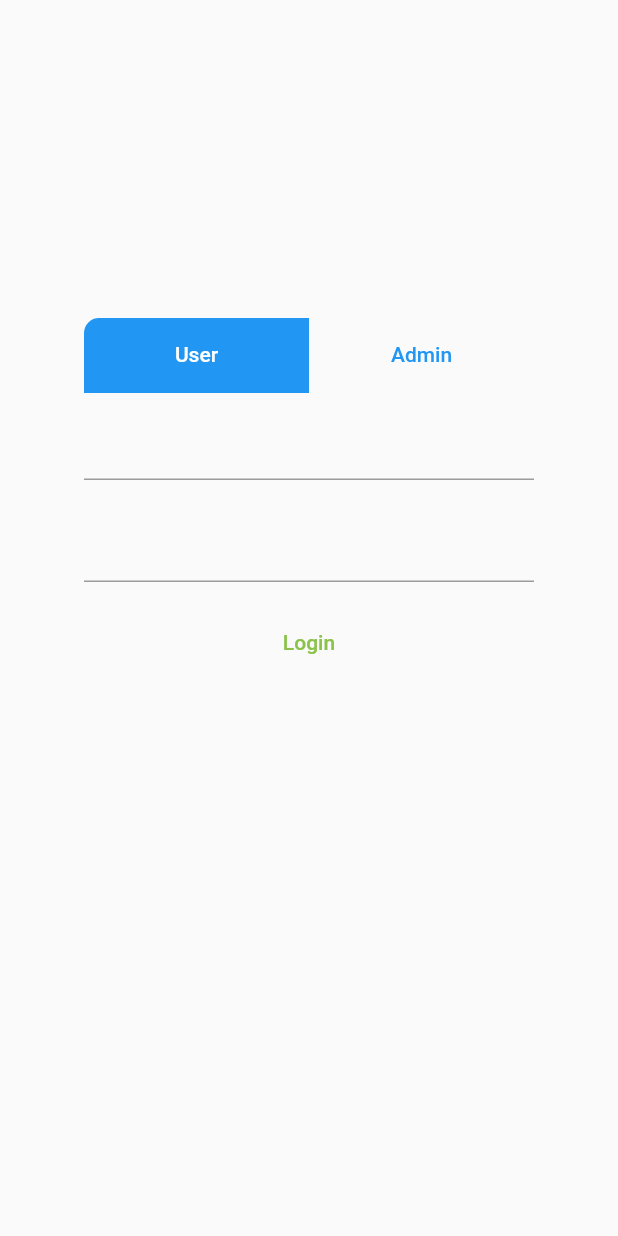
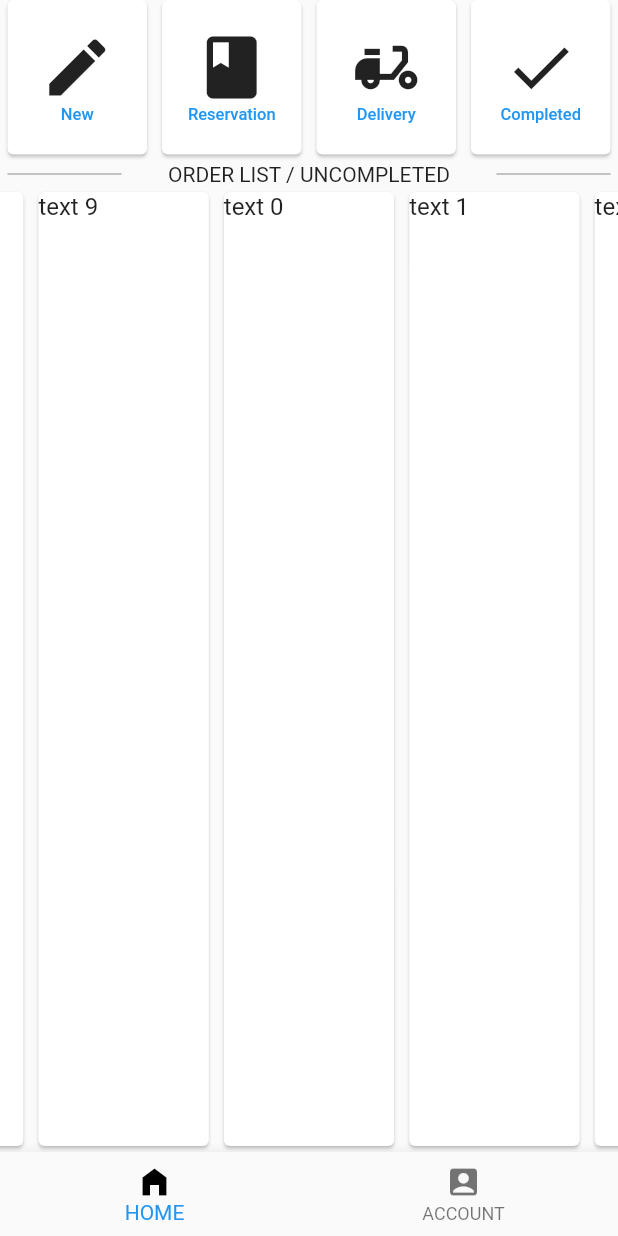
Before and after one commit to dominus10/pos_ter, a Flutter app: the screen it shows after launch, on a phone screen of 412 x 824 dp. Run offline on Flutter 3.47's test engine with Material 2 defaults, Android fonts, the light colour scheme and no system bars; drawn by our look-alikes of carousel_slider; our stand-ins replace shelf; missing offline and left inert: dart_jsonwebtoken, shelf_router.

Commit message:
ui overhaul

```diff
--- a/lib/main.dart
+++ b/lib/main.dart
@@ -1,21 +1,36 @@
 import 'package:flutter/material.dart';
+import 'package:flutter/services.dart';
 import 'package:pos_ter/routes/nav_routes.dart';
 
 void main() async {
   WidgetsFlutterBinding.ensureInitialized();
   // var box = await Hive.openBox('test');
+  SystemChrome.setEnabledSystemUIMode(SystemUiMode.leanBack);
   runApp(const MyApp());
 }
 
 class MyApp extends StatelessWidget {
   const MyApp({Key? key}) : super(key: key);
+  static MaterialColor minimalBlack =
+      const MaterialColor(0xFFFFFFFF, <int, Color>{
+    50: Color.fromARGB(1, 0, 0, 0),
+    100: Color.fromARGB(1, 0, 0, 0),
+    200: Color.fromARGB(1, 0, 0, 0),
+    300: Color.fromARGB(1, 0, 0, 0),
+    400: Color.fromARGB(1, 0, 0, 0),
+    500: Color.fromARGB(1, 0, 0, 0),
+    600: Color.fromARGB(1, 0, 0, 0),
+    700: Color.fromARGB(1, 0, 0, 0),
+    800: Color.fromARGB(1, 0, 0, 0),
+    900: Color.fromARGB(1, 0, 0, 0),
+  });
   @override
   Widget build(BuildContext context) {
     return MaterialApp(
       title: 'Flutter Demo',
       debugShowCheckedModeBanner: false,
       theme: ThemeData(
-        primarySwatch: Colors.lightGreen,
+        primarySwatch: Colors.blue,
       ),
       routes: routes(),
     );
--- a/lib/routes/nav_routes.dart
+++ b/lib/routes/nav_routes.dart
@@ -1,12 +1,9 @@
 import 'package:flutter/material.dart';
-import 'package:pos_ter/view/login.dart';
 import 'package:pos_ter/view/main_screen.dart';
 
 Map<String, WidgetBuilder> routes() {
   return {
-    '/': (context) => const Login(
-          title: '',
-        ),
-    '/main': (context) => const MainScreenUser(),
+    '/': (context) => const MainScreen(),
+    '/main': (context) => const MainScreen(),
   };
 }
--- a/lib/view/login.dart
+++ /dev/null
@@ -1,118 +0,0 @@
-import 'package:flutter/material.dart';
-
-class Login extends StatefulWidget {
-  final String title;
-  const Login({Key? key, required this.title}) : super(key: key);
-
-  @override
-  State<Login> createState() => _Login();
-}
-
-class _Login extends State<Login> with TickerProviderStateMixin {
-  final int _tabLength = 2;
-  int _selectedTab = 0;
-  late TabController _tabController;
-  final TextEditingController _textController =  TextEditingController();
-  final TextEditingController _passwordController =  TextEditingController();
-
-  @override
-  void initState() {
-    super.initState;
-    _tabController = TabController(length: _tabLength, vsync: this);
-    _tabController.addListener(() {
-      _selectedTab = _tabController.index;
-    });
-  }
-
-  @override
-  void dispose() {
-    super.dispose();
-    _tabController.dispose();
-  }
-
-  @override
-  Widget build(BuildContext context) {
-    return Scaffold(
-      body: Center(
-        child: Container(
-          height: 400,
-          width: 300,
-          decoration: BoxDecoration(
-            borderRadius: BorderRadius.circular(10),
-          ),
-          child: Column(
-            children: <Widget>[
-              Container(
-                height: 50,
-                width: 300,
-                decoration: BoxDecoration(
-                  borderRadius: BorderRadius.circular(10),
-                ),
-                child: DefaultTabController(
-                  length: _tabLength,
-                  child: TabBar(
-                    controller: _tabController,
-                    onTap: (tabIdx) {
-                      setState(() {
-                        _selectedTab = _tabController.index;
-                      });
-                    },
-                    indicator: BoxDecoration(
-                        color: Colors.blue,
-                        borderRadius: BorderRadius.only(
-                            topLeft: _tabController.index == 0
-                                ? const Radius.circular(10)
-                                : const Radius.circular(0),
-                            topRight: _tabController.index == 0
-                                ? const Radius.circular(0)
-                                : const Radius.circular(10))),
-                    unselectedLabelColor: Colors.blue,
-                    labelColor: Colors.white,
-                    splashBorderRadius: BorderRadius.only(
-                        topLeft: _tabController.index == 0
-                            ? const Radius.circular(0)
-                            : const Radius.circular(10),
-                        topRight: _tabController.index == 0
-                            ? const Radius.circular(10)
-                            : const Radius.circular(0)),
-                    tabs: const [
-                      Tab(
-                        child: Text(
-                          'User',
-                        ),
-                      ),
-                      Tab(
-                        child: Text(
-                          'Admin',
-                        ),
-                      )
-                    ],
-                  ),
-                ),
-              ),
-              SizedBox(
-                height: 300,
-                child: TabBarView(
-                  physics: const NeverScrollableScrollPhysics(),
-                  controller: _tabController,
-                  children: [
-                    SizedBox(
-                      child: Column(children: [
-                        Padding(padding: const EdgeInsets.symmetric(vertical: 10),child: TextField(controller: _textController,),),
-                        Padding(padding: const EdgeInsets.symmetric(vertical: 10),child: TextField(controller: _passwordController,obscureText: true,),),
-                        SizedBox(width: double.infinity, height: 60,child: TextButton(onPressed: (){Navigator.of(context).pushReplacementNamed('/main');}, child: const Text('Login'),),),
-                      ]),
-                    ),
-                    SizedBox(
-                      child: Column(children: [Text(_selectedTab.toString())]),
-                    )
-                  ],
-                ),
-              ),
-            ],
-          ),
-        ),
-      ),
-    );
-  }
-}
--- a/lib/view/main_screen.dart
+++ b/lib/view/main_screen.dart
@@ -1,61 +1,36 @@
 import 'package:flutter/material.dart';
-import 'package:pos_ter/view/main_screen_0.dart';
+import 'package:pos_ter/view/main_screen_home.dart';
 
-class MainScreenUser extends StatefulWidget {
-  const MainScreenUser({Key? key}) : super(key: key);
-
-  @override
-  State<MainScreenUser> createState() => _MainScreenUserState();
-}
-
-class _MainScreenUserState extends State<MainScreenUser> {
-  int _selectedIndex = 0;
-
-  @override
-  void initState() {
-    super.initState();
-  }
-
-  void _handleSelectedIndex(int index) {
-    setState(() {
-      _selectedIndex = index;
-    });
-  }
+class MainScreen extends StatelessWidget {
+  const MainScreen({Key? key}) : super(key: key);
 
   @override
   Widget build(BuildContext context) {
-    final List<Widget> screens = [
-      MainScreen0(context: context),
-      Container(
-        width: MediaQuery.of(context).size.width,
-      ),
-      Container(
-        width: MediaQuery.of(context).size.width,
-      )
+    int selectedIndex = 0;
+    List widgetList = [
+      const MainScreenHome(),
+      Container(),
+      Container(),
     ];
 
+    void btmNavTap(int index) {
+      selectedIndex = index;
+    }
+
     return Scaffold(
-      body: SafeArea(
-        child: Padding(
-          padding: const EdgeInsets.all(5),
-          child: SingleChildScrollView(
-            child: screens.elementAt(_selectedIndex),
+      body: widgetList.elementAt(selectedIndex),
+      bottomNavigationBar: BottomNavigationBar(onTap: btmNavTap, items: const [
+        BottomNavigationBarItem(
+          icon: Icon(Icons.home_filled),
+          activeIcon: Icon(
+            Icons.home_filled,
+            color: Colors.black,
           ),
+          label: 'HOME',
         ),
-      ),
-      bottomNavigationBar: BottomNavigationBar(
-        currentIndex: _selectedIndex,
-        onTap: _handleSelectedIndex,
-        items: const [
-          BottomNavigationBarItem(
-            icon: Icon(Icons.home),
-            label: 'Home',
-          ),
-          BottomNavigationBarItem(icon: Icon(Icons.list), label: 'Order'),
-          BottomNavigationBarItem(
-              icon: Icon(Icons.attach_money_outlined), label: 'Payment'),
-        ],
-      ),
+        BottomNavigationBarItem(
+            icon: Icon(Icons.account_box), label: 'ACCOUNT'),
+      ]),
     );
   }
 }
--- /dev/null
+++ b/lib/view/main_screen_home.dart
@@ -0,0 +1,145 @@
+import 'package:carousel_slider/carousel_slider.dart';
+import 'package:flutter/material.dart';
+import 'package:flutter/services.dart';
+
+class MainScreenHome extends StatelessWidget {
+  const MainScreenHome({Key? key}) : super(key: key);
+
+  @override
+  Widget build(BuildContext context) {
+    SystemChrome.setEnabledSystemUIMode(SystemUiMode.immersiveSticky);
+    int topSliverGridLength = 4;
+    double fontSize(context) {
+      return MediaQuery.of(context).size.width * 0.014;
+    }
+
+    List<List<dynamic>> orderText = [
+      [Icons.create, 'New'],
+      [Icons.book, 'Reservation'],
+      [Icons.delivery_dining, 'Delivery'],
+      [Icons.check, 'Completed']
+    ];
+
+    return CustomScrollView(
+      physics: const NeverScrollableScrollPhysics(),
+      slivers: [
+        SliverGrid(
+          delegate: SliverChildBuilderDelegate((context, index) {
+            return Card(
+              margin: const EdgeInsets.symmetric(vertical: 0, horizontal: 5),
+              child: MaterialButton(
+                onPressed: () {},
+                child: Column(
+                  mainAxisAlignment: MainAxisAlignment.center,
+                  crossAxisAlignment: CrossAxisAlignment.center,
+                  children: [
+                    Icon(
+                      orderText[index][0],
+                      size: MediaQuery.of(context).size.width >
+                              MediaQuery.of(context).size.height
+                          ? MediaQuery.of(context).size.width * 0.08
+                          : 50,
+                    ),
+                    Text(
+                      orderText[index][1],
+                      style: TextStyle(
+                        color: Colors.blue,
+                        fontSize:
+                            fontSize(context) < 11 ? 11 : fontSize(context),
+                      ),
+                    ),
+                  ],
+                ),
+              ),
+            );
+          }, childCount: topSliverGridLength),
+          gridDelegate: SliverGridDelegateWithFixedCrossAxisCount(
+            crossAxisCount: 4,
+            childAspectRatio: MediaQuery.of(context).size.width >
+                    MediaQuery.of(context).size.height
+                ? 1.7
+                : 1,
+          ),
+        ),
+        SliverList(
+          delegate: SliverChildBuilderDelegate((context, index) {
+            return Padding(
+              padding: const EdgeInsets.only(left: 5, right: 5, top: 5),
+              child: Stack(
+                alignment: Alignment.center,
+                children: [
+                  Divider(
+                    color: Colors.grey[500],
+                    thickness: 0.8,
+                  ),
+                  Container(
+                    color: Colors.grey[50],
+                    width: 250,
+                    height: 10,
+                  ),
+                  const Text('ORDER LIST / UNCOMPLETED'),
+                ],
+              ),
+            );
+          }, childCount: 1),
+        ),
+        SliverFillRemaining(
+          child: CarouselSlider(
+            items: List.generate(10, (index) => index++).map((i) {
+              return Builder(
+                builder: (BuildContext context) {
+                  return Container(
+                    width: MediaQuery.of(context).size.width,
+                    margin: const EdgeInsets.symmetric(horizontal: 1.0),
+                    child: Card(
+                      child: Text(
+                        'text $i',
+                        style: const TextStyle(fontSize: 16.0),
+                      ),
+                    ),
+                  );
+                },
+              );
+            }).toList(),
+            options: CarouselOptions(
+                height: MediaQuery.of(context).size.height,
+                viewportFraction: 0.3),
+          ),
+        ),
+        // SliverGrid(
+        //   delegate: SliverChildBuilderDelegate((context, index) {
+        //     return Card(
+        //       child: Container(
+        //         color: Colors.blue[100 * (index % 9 + 1)],
+        //         alignment: Alignment.center,
+        //         child: Text(
+        //           "Item $index",
+        //           style: const TextStyle(fontSize: 30),
+        //         ),
+        //       ),
+        //     );
+        //   }, childCount: midSliverGridLength),
+        //   gridDelegate: SliverGridDelegateWithFixedCrossAxisCount(
+        //     crossAxisCount: 3,
+        //     childAspectRatio: childAspectRatio(context),
+        //   ),
+        // ),
+        // SliverList(
+        //   delegate: SliverChildBuilderDelegate((context, index) {
+        //     return Card(
+        //       child: Container(
+        //         color: Colors.blue[100 * (index % 9 + 1)],
+        //         height: 80,
+        //         alignment: Alignment.center,
+        //         child: Text(
+        //           "Item $index",
+        //           style: const TextStyle(fontSize: 30),
+        //         ),
+        //       ),
+        //     );
+        //   }, childCount: 10),
+        // ),
+      ],
+    );
+  }
+}
--- a/pubspec.yaml
+++ b/pubspec.yaml
@@ -11,7 +11,7 @@ environment:
 dependencies:
   flutter:
     sdk: flutter
-
+  carousel_slider: ^4.1.1
   crypto: ^3.0.2
   dart_jsonwebtoken: ^2.4.1
   hive: any
```
Also changed, not shown: lib/view/main_screen_0.dart (deleted, +0 -153 lines), lib/view/tables.dart (deleted, +0 -94 lines), 1 other file.
